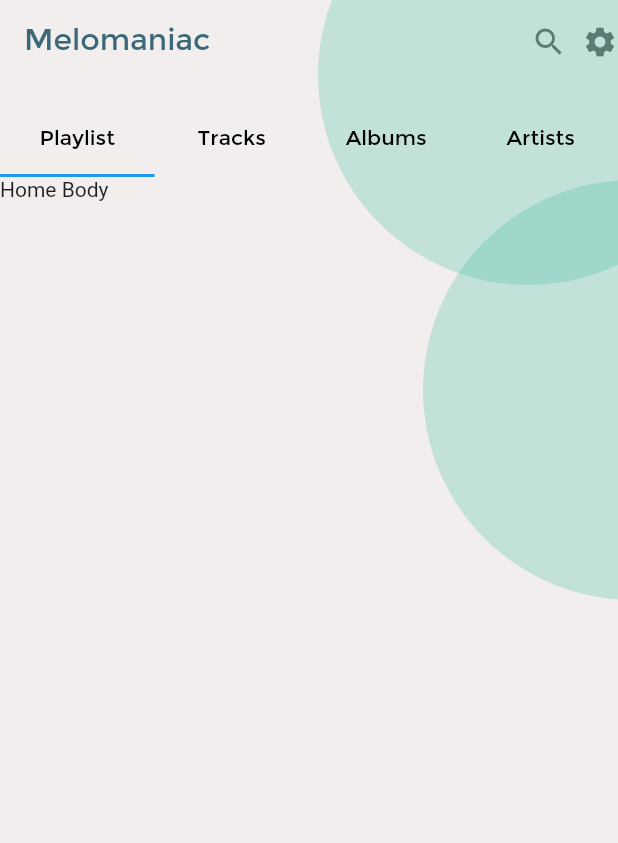
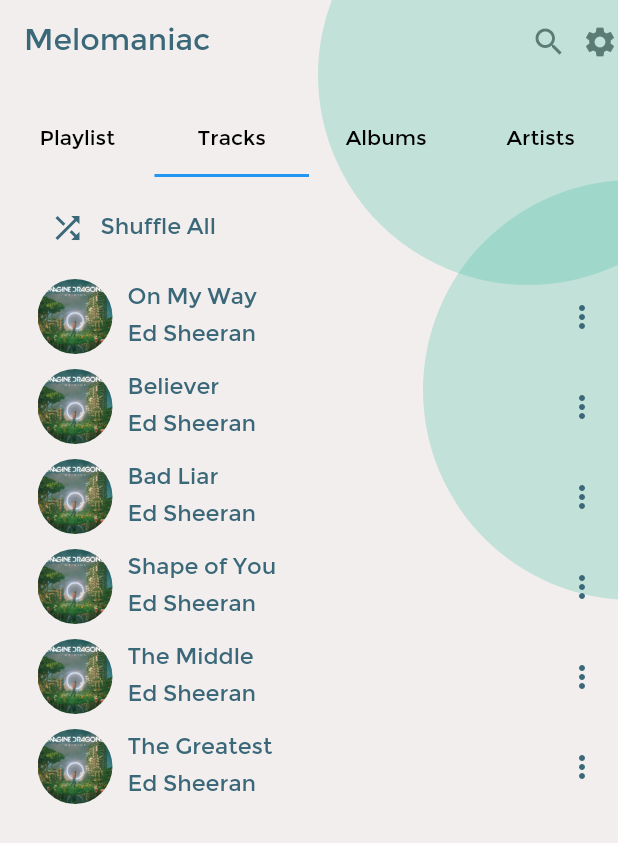
Before and after one commit to sreejagath/Melomaniac, a Flutter app: the screen it shows after launch, on a phone screen of 412 x 824 dp. Shown: the top 843 px of the screen. Run offline on Flutter 3.47's test engine with Material 2 defaults, Android fonts, the phone set to English and light mode, and no system bars.

Commit message:
tracklist page

```diff
--- a/lib/main.dart
+++ b/lib/main.dart
@@ -187,7 +187,34 @@
 }
 
 Widget _tabSection(BuildContext context) {
+  List<String> trackTitle = [
+    'On My Way',
+    'Believer',
+    'Bad Liar',
+    'Shape of You',
+    'The Middle',
+    'The Greatest',
+  ];
+  List<String> trackArtist = [
+    'Ed Sheeran',
+    'Ed Sheeran',
+    'Ed Sheeran',
+    'Ed Sheeran',
+    'Ed Sheeran',
+    'Ed Sheeran',
+  ];
+
+  List<String> trackImage = [
+    'https://www.google.com/url?sa=i&url=https%3A%2F%2Fsoundcloud.com%2Ffrizzyboyz%2Falan-walker-feat-sabrina-carpenter-farruko-on-my-way-frizzyboyz-remix&psig=AOvVaw1Sknl-0R72aa0oGVPipoD6&ust=1633265127192000&source=images&cd=vfe&ved=0CAsQjRxqFwoTCIiM4fDgq_MCFQAAAAAdAAAAABAD',
+    'https://www.google.com/url?sa=i&url=https%3A%2F%2Fsoundcloud.com%2Ffrizzyboyz%2Falan-walker-feat-sabrina-carpenter-farruko-on-my-way-frizzyboyz-remix&psig=AOvVaw1Sknl-0R72aa0oGVPipoD6&ust=1633265127192000&source=images&cd=vfe&ved=0CAsQjRxqFwoTCIiM4fDgq_MCFQAAAAAdAAAAABAD',
+    'https://www.google.com/url?sa=i&url=https%3A%2F%2Fsoundcloud.com%2Ffrizzyboyz%2Falan-walker-feat-sabrina-carpenter-farruko-on-my-way-frizzyboyz-remix&psig=AOvVaw1Sknl-0R72aa0oGVPipoD6&ust=1633265127192000&source=images&cd=vfe&ved=0CAsQjRxqFwoTCIiM4fDgq_MCFQAAAAAdAAAAABAD',
+    'https://www.google.com/url?sa=i&url=https%3A%2F%2Fsoundcloud.com%2Ffrizzyboyz%2Falan-walker-feat-sabrina-carpenter-farruko-on-my-way-frizzyboyz-remix&psig=AOvVaw1Sknl-0R72aa0oGVPipoD6&ust=1633265127192000&source=images&cd=vfe&ved=0CAsQjRxqFwoTCIiM4fDgq_MCFQAAAAAdAAAAABAD',
+    'https://www.google.com/url?sa=i&url=https%3A%2F%2Fsoundcloud.com%2Ffrizzyboyz%2Falan-walker-feat-sabrina-carpenter-farruko-on-my-way-frizzyboyz-remix&psig=AOvVaw1Sknl-0R72aa0oGVPipoD6&ust=1633265127192000&source=images&cd=vfe&ved=0CAsQjRxqFwoTCIiM4fDgq_MCFQAAAAAdAAAAABAD',
+    'https://www.google.com/url?sa=i&url=https%3A%2F%2Fsoundcloud.com%2Ffrizzyboyz%2Falan-walker-feat-sabrina-carpenter-farruko-on-my-way-frizzyboyz-remix&psig=AOvVaw1Sknl-0R72aa0oGVPipoD6&ust=1633265127192000&source=images&cd=vfe&ved=0CAsQjRxqFwoTCIiM4fDgq_MCFQAAAAAdAAAAABAD',
+  ];
+
   return DefaultTabController(
+    initialIndex: 1,
     length: 4,
     child: Column(
       mainAxisSize: MainAxisSize.min,
@@ -240,8 +267,100 @@
               child: Text("Home Body"),
             ),
             Container(
-              child: Text("Articles Body"),
-            ),
+                child: Column(
+              children: [
+                Padding(
+                  padding: const EdgeInsets.only(left: 25.0, top: 10.0),
+                  child: Row(
+                    mainAxisAlignment: MainAxisAlignment.start,
+                    children: [
+                      TextButton(
+                          onPressed: () {},
+                          child: Row(
+                            children: [
+                              Icon(
+                                Icons.shuffle,
+                                color: Color(0xFF3A6878),
+                              ),
+                              SizedBox(
+                                width: 10.0,
+                              ),
+                              Text(
+                                'Shuffle All',
+                                style: TextStyle(
+                                  fontFamily: 'Khyay',
+                                  fontSize: 15.0,
+                                  color: Color(0xFF3A6878),
+                                ),
+                              )
+                            ],
+                          ))
+                    ],
+                  ),
+                ),
+                Expanded(
+                  child: ListView.builder(
+                    itemCount: trackTitle.length,
+                    itemBuilder: (BuildContext context, int index) {
+                      return Padding(
+                        padding: const EdgeInsets.only(left: 25.0, top: 10.0),
+                        child: Row(
+                          mainAxisAlignment: MainAxisAlignment.start,
+                          children: [
+                            Container(
+                              width: 50.0,
+                              height: 50.0,
+                              decoration: BoxDecoration(
+                                shape: BoxShape.circle,
+                                image: DecorationImage(
+                                  fit: BoxFit.fill,
+                                  image: AssetImage('assets/images/image1.jpg'),
+                                ),
+                              ),
+                            ),
+                            SizedBox(
+                              width: 10.0,
+                            ),
+                            Column(
+                              crossAxisAlignment: CrossAxisAlignment.start,
+                              children: [
+                                Text(
+                                  trackTitle[index],
+                                  style: TextStyle(
+                                    fontFamily: 'Khyay',
+                                    fontSize: 15.0,
+                                    color: Color(0xFF3A6878),
+                                  ),
+                                ),
+                                SizedBox(
+                                  height: 5.0,
+                                ),
+                                Text(
+                                  trackArtist[index],
+                                  style: TextStyle(
+                                    fontFamily: 'Khyay',
+                                    fontSize: 15.0,
+                                    color: Color(0xFF3A6878),
+                                  ),
+                                ),
+                              ],
+                            ),
+                            Spacer(),
+                            IconButton(
+                              icon: Icon(
+                                Icons.more_vert,
+                                color: Color(0xFF3A6878),
+                              ),
+                              onPressed: () {},
+                            ),
+                          ],
+                        ),
+                      );
+                    },
+                  ),
+                ),
+              ],
+            )),
             Container(
               child: Text("User Body"),
             ),
--- a/pubspec.yaml
+++ b/pubspec.yaml
@@ -58,8 +58,8 @@
   uses-material-design: true
 
   # To add assets to your application, add an assets section, like this:
-  # assets:
-  #   - images/a_dot_burr.jpeg
+  assets:
+    - assets/images/
   #   - images/a_dot_ham.jpeg
 
   # An image asset can refer to one or more resolution-specific "variants", see
```
Also changed, not shown: assets/images/image1.jpg (added), assets/images/image2.jpg (added), 1 other file.
